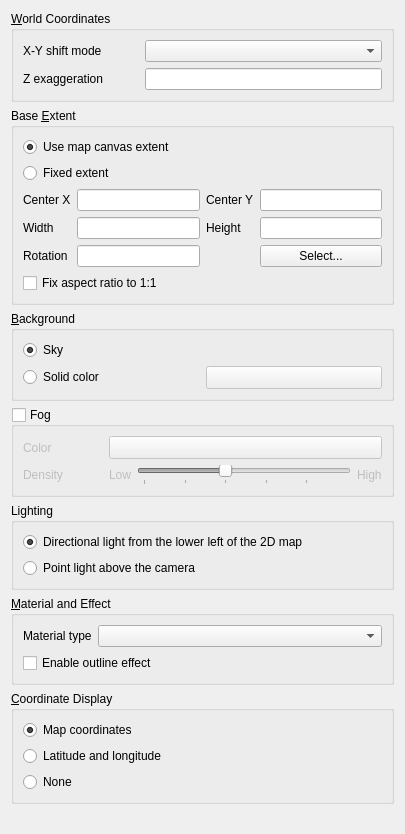
This is ui/sceneproperties.ui in minorua/Qgis2threejs as Qt 5 draws it before an edit. The edited form follows.
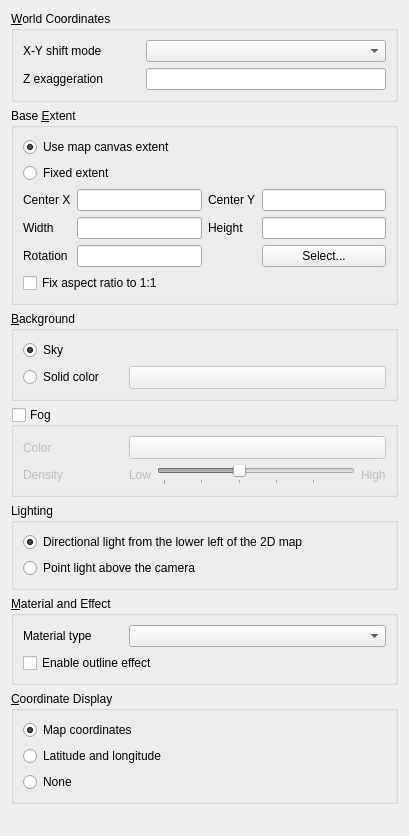
This is the edited form. Custom widgets are drawn as their Qt base class.

Commit message: ui: clean up layouts and adjust alignment

Diff of the .ui file:
```diff
--- a/ui/sceneproperties.ui
+++ b/ui/sceneproperties.ui
@@ -6,8 +6,8 @@
    <rect>
     <x>0</x>
     <y>0</y>
-    <width>405</width>
-    <height>834</height>
+    <width>409</width>
+    <height>836</height>
    </rect>
   </property>
   <property name="windowTitle">
@@ -182,7 +182,7 @@
          <bool>false</bool>
         </property>
         <property name="sizePolicy">
-         <sizepolicy hsizetype="Preferred" vsizetype="Fixed">
+         <sizepolicy hsizetype="Expanding" vsizetype="Fixed">
           <horstretch>0</horstretch>
           <verstretch>0</verstretch>
          </sizepolicy>
@@ -203,7 +203,7 @@
        <widget class="QRadioButton" name="radioButton_Color">
         <property name="minimumSize">
          <size>
-          <width>110</width>
+          <width>100</width>
           <height>0</height>
          </size>
         </property>
@@ -227,16 +227,34 @@
       <bool>false</bool>
      </property>
      <layout class="QGridLayout" name="gridLayout">
+      <item row="0" column="0">
+       <widget class="QLabel" name="label_13">
+        <property name="minimumSize">
+         <size>
+          <width>100</width>
+          <height>0</height>
+         </size>
+        </property>
+        <property name="text">
+         <string>Color</string>
+        </property>
+       </widget>
+      </item>
+      <item row="1" column="0">
+       <widget class="QLabel" name="label_12">
+        <property name="text">
+         <string>Density</string>
+        </property>
+       </widget>
+      </item>
       <item row="1" column="1">
-       <layout class="QHBoxLayout" name="horizontalLayout_Fog">
-        <item>
          <widget class="QLabel" name="label_11">
           <property name="text">
            <string>Low</string>
           </property>
          </widget>
         </item>
-        <item>
+      <item row="1" column="2">
          <widget class="QSlider" name="slider_Fog">
           <property name="minimum">
            <number>1</number>
@@ -255,36 +273,14 @@
           </property>
          </widget>
         </item>
-        <item>
+      <item row="1" column="3">
          <widget class="QLabel" name="label_9">
           <property name="text">
            <string>High</string>
           </property>
          </widget>
         </item>
-       </layout>
-      </item>
-      <item row="1" column="0">
-       <widget class="QLabel" name="label_12">
-        <property name="text">
-         <string>Density</string>
-        </property>
-       </widget>
-      </item>
-      <item row="0" column="0">
-       <widget class="QLabel" name="label_13">
-        <property name="minimumSize">
-         <size>
-          <width>80</width>
-          <height>0</height>
-         </size>
-        </property>
-        <property name="text">
-         <string>Color</string>
-        </property>
-       </widget>
-      </item>
-      <item row="0" column="1">
+      <item row="0" column="1" colspan="3">
        <widget class="QgsColorButton" name="colorButton_Fog">
         <property name="sizePolicy">
          <sizepolicy hsizetype="Preferred" vsizetype="Fixed">
@@ -331,6 +327,12 @@
      <layout class="QGridLayout" name="gridLayout_5">
       <item row="0" column="0">
        <widget class="QLabel" name="label_4">
+        <property name="minimumSize">
+         <size>
+          <width>100</width>
+          <height>0</height>
+         </size>
+        </property>
         <property name="text">
          <string>Material type</string>
         </property>
```
Lines whose indentation alone changed are shown as unchanged. The commit also changes 9 other files.
